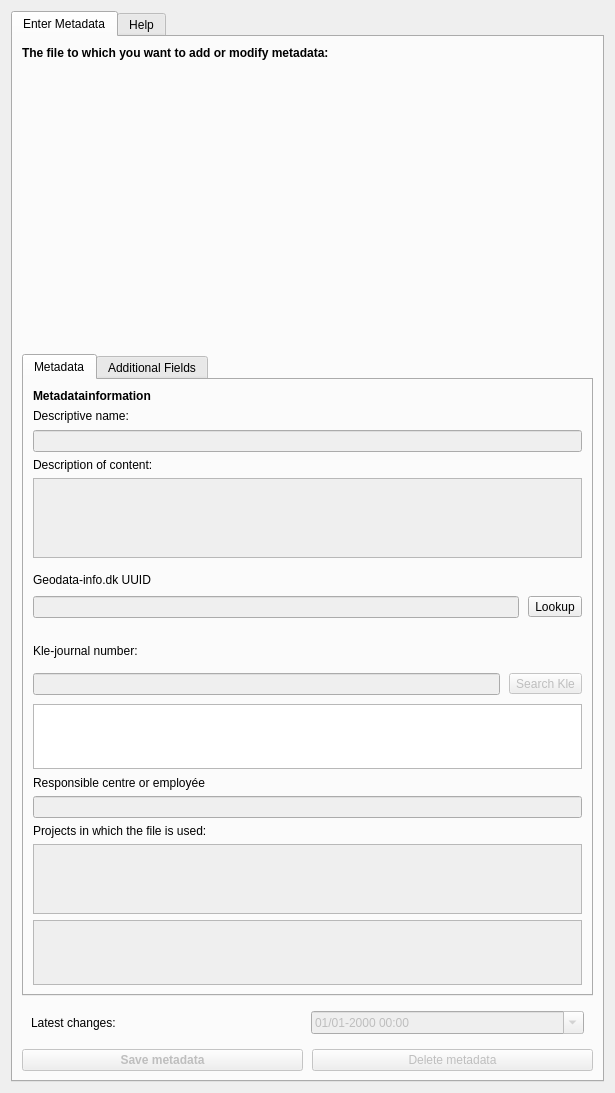
The window that src/MetadataDbLinker/ui/dialog_metadata.ui (Septima/qgis-metadatafunctionality) describes before a commit, drawn with Qt 5.
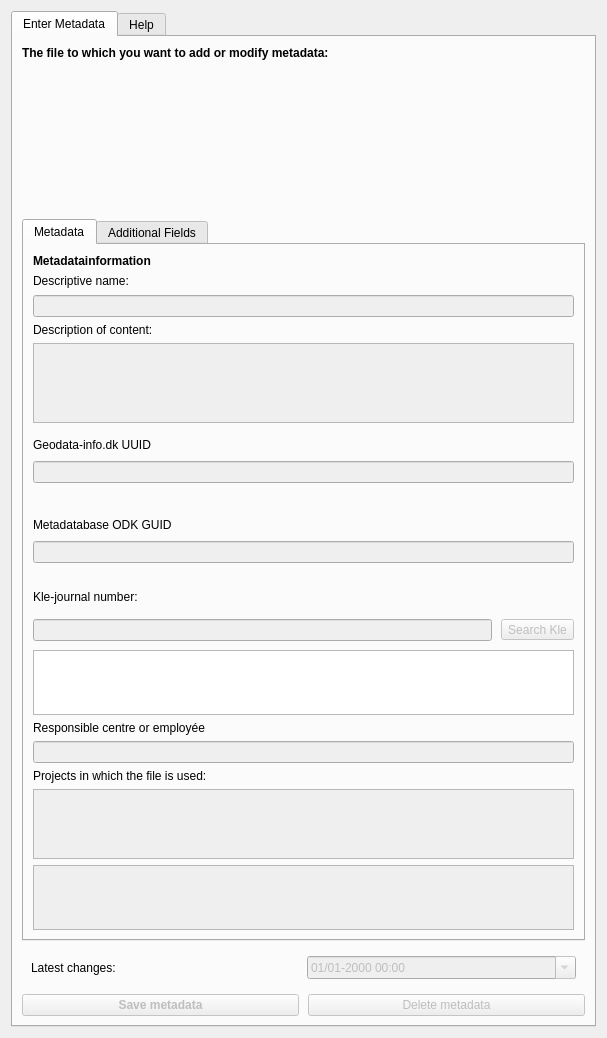
The same window after the commit.

The edit to the form file:
```diff
--- a/src/MetadataDbLinker/ui/dialog_metadata.ui
+++ b/src/MetadataDbLinker/ui/dialog_metadata.ui
@@ -9,8 +9,8 @@
    <rect>
     <x>0</x>
     <y>0</y>
-    <width>615</width>
-    <height>1093</height>
+    <width>607</width>
+    <height>1038</height>
    </rect>
   </property>
   <property name="sizePolicy">
@@ -120,6 +120,205 @@
            <string>Metadata</string>
           </attribute>
           <layout class="QGridLayout" name="gridLayout">
+           <item row="7" column="0">
+            <widget class="QWidget" name="widget_7" native="true">
+             <layout class="QVBoxLayout" name="verticalLayout_5" stretch="0,0">
+              <property name="spacing">
+               <number>9</number>
+              </property>
+              <property name="leftMargin">
+               <number>0</number>
+              </property>
+              <property name="topMargin">
+               <number>9</number>
+              </property>
+              <property name="rightMargin">
+               <number>0</number>
+              </property>
+              <property name="bottomMargin">
+               <number>0</number>
+              </property>
+              <item>
+               <widget class="QLabel" name="metadatabaseodkLabel">
+                <property name="text">
+                 <string>Metadatabase ODK GUID</string>
+                </property>
+               </widget>
+              </item>
+              <item>
+               <widget class="QWidget" name="widget_8" native="true">
+                <layout class="QHBoxLayout" name="horizontalLayout_5">
+                 <property name="spacing">
+                  <number>9</number>
+                 </property>
+                 <property name="leftMargin">
+                  <number>0</number>
+                 </property>
+                 <property name="topMargin">
+                  <number>0</number>
+                 </property>
+                 <property name="rightMargin">
+                  <number>0</number>
+                 </property>
+                 <property name="bottomMargin">
+                  <number>0</number>
+                 </property>
+                 <item>
+                  <widget class="QLineEdit" name="metadatabaseodkEdit">
+                   <property name="enabled">
+                    <bool>false</bool>
+                   </property>
+                   <property name="text">
+                    <string/>
+                   </property>
+                   <property name="maxLength">
+                    <number>36</number>
+                   </property>
+                  </widget>
+                 </item>
+                </layout>
+               </widget>
+              </item>
+             </layout>
+            </widget>
+           </item>
+           <item row="6" column="0">
+            <widget class="QLabel" name="geodatainfo_link">
+             <property name="text">
+              <string/>
+             </property>
+            </widget>
+           </item>
+           <item row="0" column="0">
+            <widget class="QLabel" name="label_5">
+             <property name="font">
+              <font>
+               <weight>75</weight>
+               <bold>true</bold>
+              </font>
+             </property>
+             <property name="text">
+              <string>Metadatainformation</string>
+             </property>
+            </widget>
+           </item>
+           <item row="2" column="0">
+            <widget class="QLineEdit" name="nameEdit">
+             <property name="enabled">
+              <bool>false</bool>
+             </property>
+            </widget>
+           </item>
+           <item row="4" column="0">
+            <widget class="QTextEdit" name="descriptionEdit">
+             <property name="enabled">
+              <bool>false</bool>
+             </property>
+             <property name="sizePolicy">
+              <sizepolicy hsizetype="Expanding" vsizetype="Minimum">
+               <horstretch>0</horstretch>
+               <verstretch>0</verstretch>
+              </sizepolicy>
+             </property>
+             <property name="maximumSize">
+              <size>
+               <width>16777215</width>
+               <height>80</height>
+              </size>
+             </property>
+            </widget>
+           </item>
+           <item row="10" column="0">
+            <widget class="QLabel" name="kleLabel">
+             <property name="text">
+              <string>Kle-journal number:</string>
+             </property>
+            </widget>
+           </item>
+           <item row="14" column="0">
+            <widget class="QLabel" name="projectLabel">
+             <property name="text">
+              <string>Projects in which the file is used:</string>
+             </property>
+            </widget>
+           </item>
+           <item row="13" column="0">
+            <widget class="QLineEdit" name="responsibleEdit">
+             <property name="enabled">
+              <bool>false</bool>
+             </property>
+            </widget>
+           </item>
+           <item row="12" column="0">
+            <widget class="QLabel" name="responsibleLabel">
+             <property name="text">
+              <string>Responsible centre or employée</string>
+             </property>
+            </widget>
+           </item>
+           <item row="1" column="0">
+            <widget class="QLabel" name="nameLabel">
+             <property name="focusPolicy">
+              <enum>Qt::TabFocus</enum>
+             </property>
+             <property name="text">
+              <string>Descriptive name:</string>
+             </property>
+             <property name="buddy">
+              <cstring>nameEdit</cstring>
+             </property>
+            </widget>
+           </item>
+           <item row="3" column="0">
+            <widget class="QLabel" name="descriptionLabel">
+             <property name="text">
+              <string>Description of content:</string>
+             </property>
+            </widget>
+           </item>
+           <item row="15" column="0">
+            <widget class="QTextEdit" name="projectEdit">
+             <property name="enabled">
+              <bool>false</bool>
+             </property>
+             <property name="sizePolicy">
+              <sizepolicy hsizetype="Expanding" vsizetype="MinimumExpanding">
+               <horstretch>0</horstretch>
+               <verstretch>0</verstretch>
+              </sizepolicy>
+             </property>
+             <property name="maximumSize">
+              <size>
+               <width>16777215</width>
+               <height>70</height>
+              </size>
+             </property>
+            </widget>
+           </item>
+           <item row="16" column="0">
+            <widget class="QTableView" name="tableView">
+             <property name="enabled">
+              <bool>false</bool>
+             </property>
+             <property name="maximumSize">
+              <size>
+               <width>16777215</width>
+               <height>65</height>
+              </size>
+             </property>
+             <property name="font">
+              <font>
+               <pointsize>10</pointsize>
+              </font>
+             </property>
+             <property name="selectionBehavior">
+              <enum>QAbstractItemView::SelectRows</enum>
+             </property>
+             <attribute name="horizontalHeaderStretchLastSection">
+              <bool>true</bool>
+             </attribute>
+            </widget>
+           </item>
            <item row="5" column="0">
             <widget class="QWidget" name="widget_5" native="true">
              <layout class="QVBoxLayout" name="verticalLayout_4" stretch="0,0">
@@ -176,23 +375,13 @@
                    </property>
                   </widget>
                  </item>
-                 <item>
-                  <widget class="QToolButton" name="geodatainfoLookupBtn">
-                   <property name="enabled">
-                    <bool>true</bool>
-                   </property>
-                   <property name="text">
-                    <string>Lookup</string>
-                   </property>
-                  </widget>
-                 </item>
                 </layout>
                </widget>
               </item>
              </layout>
             </widget>
            </item>
-           <item row="8" column="0">
+           <item row="11" column="0">
             <widget class="QWidget" name="widget" native="true">
              <layout class="QVBoxLayout" name="verticalLayout" stretch="0,0">
               <property name="spacing">
@@ -273,140 +462,10 @@
              </layout>
             </widget>
            </item>
-           <item row="1" column="0">
-            <widget class="QLabel" name="nameLabel">
-             <property name="focusPolicy">
-              <enum>Qt::TabFocus</enum>
-             </property>
-             <property name="text">
-              <string>Descriptive name:</string>
-             </property>
-             <property name="buddy">
-              <cstring>nameEdit</cstring>
-             </property>
-            </widget>
-           </item>
-           <item row="0" column="0">
-            <widget class="QLabel" name="label_5">
-             <property name="font">
-              <font>
-               <weight>75</weight>
-               <bold>true</bold>
-              </font>
-             </property>
-             <property name="text">
-              <string>Metadatainformation</string>
-             </property>
-            </widget>
-           </item>
-           <item row="2" column="0">
-            <widget class="QLineEdit" name="nameEdit">
-             <property name="enabled">
-              <bool>false</bool>
-             </property>
-            </widget>
-           </item>
-           <item row="3" column="0">
-            <widget class="QLabel" name="descriptionLabel">
-             <property name="text">
-              <string>Description of content:</string>
-             </property>
-            </widget>
-           </item>
-           <item row="4" column="0">
-            <widget class="QTextEdit" name="descriptionEdit">
-             <property name="enabled">
-              <bool>false</bool>
-             </property>
-             <property name="sizePolicy">
-              <sizepolicy hsizetype="Expanding" vsizetype="Minimum">
-               <horstretch>0</horstretch>
-               <verstretch>0</verstretch>
-              </sizepolicy>
-             </property>
-             <property name="maximumSize">
-              <size>
-               <width>16777215</width>
-               <height>80</height>
-              </size>
-             </property>
-            </widget>
-           </item>
-           <item row="6" column="0">
-            <widget class="QLabel" name="geodatainfo_link">
-             <property name="text">
-              <string/>
-             </property>
-            </widget>
-           </item>
-           <item row="7" column="0">
-            <widget class="QLabel" name="kleLabel">
-             <property name="text">
-              <string>Kle-journal number:</string>
-             </property>
-            </widget>
-           </item>
            <item row="9" column="0">
-            <widget class="QLabel" name="responsibleLabel">
+            <widget class="QLabel" name="metadatabaseodk_link">
              <property name="text">
-              <string>Responsible centre or employée</string>
-             </property>
-            </widget>
-           </item>
-           <item row="11" column="0">
-            <widget class="QLabel" name="projectLabel">
-             <property name="text">
-              <string>Projects in which the file is used:</string>
-             </property>
-            </widget>
-           </item>
-           <item row="10" column="0">
-            <widget class="QLineEdit" name="responsibleEdit">
-             <property name="enabled">
-              <bool>false</bool>
-             </property>
-            </widget>
-           </item>
-           <item row="13" column="0">
-            <widget class="QTableView" name="tableView">
-             <property name="enabled">
-              <bool>false</bool>
-             </property>
-             <property name="maximumSize">
-              <size>
-               <width>16777215</width>
-               <height>65</height>
-              </size>
-             </property>
-             <property name="font">
-              <font>
-               <pointsize>10</pointsize>
-              </font>
-             </property>
-             <property name="selectionBehavior">
-              <enum>QAbstractItemView::SelectRows</enum>
-             </property>
-             <attribute name="horizontalHeaderStretchLastSection">
-              <bool>true</bool>
-             </attribute>
-            </widget>
-           </item>
-           <item row="12" column="0">
-            <widget class="QTextEdit" name="projectEdit">
-             <property name="enabled">
-              <bool>false</bool>
-             </property>
-             <property name="sizePolicy">
-              <sizepolicy hsizetype="Expanding" vsizetype="MinimumExpanding">
-               <horstretch>0</horstretch>
-               <verstretch>0</verstretch>
-              </sizepolicy>
-             </property>
-             <property name="maximumSize">
-              <size>
-               <width>16777215</width>
-               <height>70</height>
-              </size>
+              <string/>
              </property>
             </widget>
            </item>
```
Left out of the diff: 136 changed lines with no effect on the pictures.
